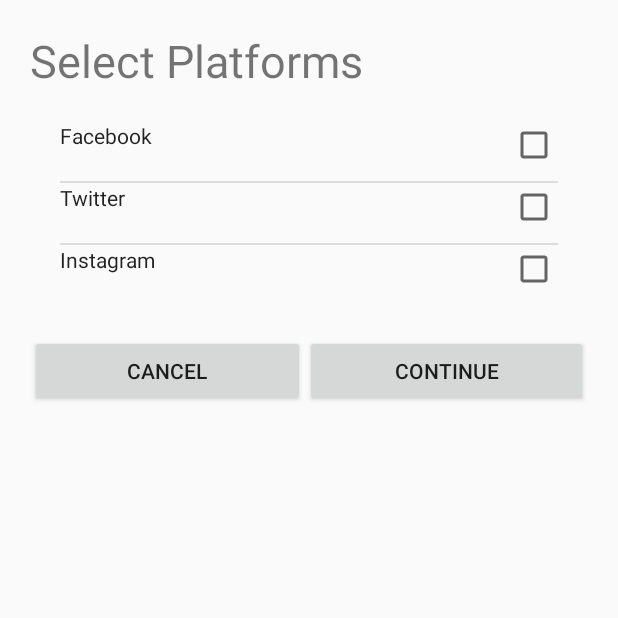
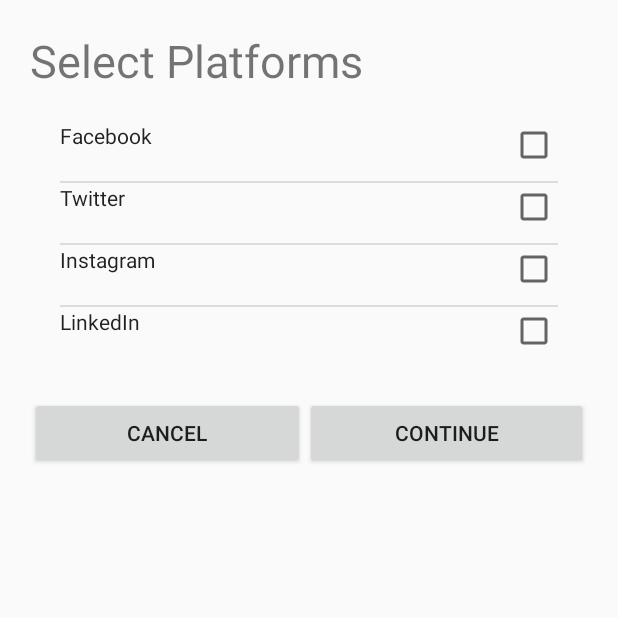
Before and after one commit to bergvel1/FuzeFeed, an Android app: the screen it shows after launch (PlatformList), after a tap on an icon or button, on a phone screen of 412 x 824 dp, the top half of it. Run offline under Robolectric (Android 15) with nearby library versions, the phone set to English and light mode, and no system bars; 3 other taps on this screen came first.

Commit message:
Add account screen now actully adds accounts to lists

```diff
--- a/app/src/main/java/edu/illinois/cs465/fuzefeed/DataCreator.java
+++ b/app/src/main/java/edu/illinois/cs465/fuzefeed/DataCreator.java
@@ -27,21 +27,21 @@ public final class DataCreator {
 
         facebookPosts = new ArrayList<>();
 
-        getFacebookPosts().add(new Post(Platform.FACEBOOK,
+        getFacebookPosts().add(new Post(Platform.Facebook,
                 "Brian Kurek",
                 new Date(1476381531000L),
                 "This is an example Facebook post for FuzeFeed!",
                 null,
                 BitmapFactory.decodeResource(context.getResources(), R.raw.placeholder)));
 
-        getFacebookPosts().add(new Post(Platform.FACEBOOK,
+        getFacebookPosts().add(new Post(Platform.Facebook,
                 "David Bergvelt",
                 new Date(1478368731000L),
                 "Wow this new FuzeFeed app is amazing. I recommend everyone download it and give it a shot.",
                 null,
                 BitmapFactory.decodeResource(context.getResources(), R.raw.placeholder)));
 
-        getFacebookPosts().add(new Post(Platform.FACEBOOK,
+        getFacebookPosts().add(new Post(Platform.Facebook,
                 "Karthik Bala",
                 new Date(1477936731000L),
                 "I can't believe its Halloween already. I can't wait for fall break.",
@@ -50,21 +50,21 @@ public final class DataCreator {
 
         twitterPosts = new ArrayList<>();
 
-        getTwitterPosts().add(new Post(Platform.TWITTER,
+        getTwitterPosts().add(new Post(Platform.Twitter,
                 "Deekshant Kaul",
                 new Date(1478541531000L),
                 "Seriously guys, this app NEEDS to suppport email",
                 null,
                 BitmapFactory.decodeResource(context.getResources(), R.raw.placeholder)));
 
-        getTwitterPosts().add(new Post(Platform.TWITTER,
+        getTwitterPosts().add(new Post(Platform.Twitter,
                 "Pallavi Srivastava",
                 new Date(1479059931000L),
                 "Guys it's almost fall break. I need this week off.",
                 null,
                 BitmapFactory.decodeResource(context.getResources(), R.raw.placeholder)));
 
-        getTwitterPosts().add(new Post(Platform.TWITTER,
+        getTwitterPosts().add(new Post(Platform.Twitter,
                 "Karthik Bala",
                 new Date(1477936731000L),
                 "Just in case you didn't see my Facebook post, it's Halloween.",
@@ -73,21 +73,21 @@ public final class DataCreator {
 
         instagramPosts = new ArrayList<>();
 
-        getInstagramPosts().add(new Post(Platform.INSTAGRAM,
+        getInstagramPosts().add(new Post(Platform.Instagram,
                 "Brian Kurek",
                 new Date(1476381531000L),
                 null,
                 BitmapFactory.decodeResource(context.getResources(), R.raw.iphone),
                 BitmapFactory.decodeResource(context.getResources(), R.raw.placeholder)));
 
-        getInstagramPosts().add(new Post(Platform.INSTAGRAM,
+        getInstagramPosts().add(new Post(Platform.Instagram,
                 "David Bergvelt",
                 new Date(1479059931000L),
                 null,
                 BitmapFactory.decodeResource(context.getResources(), R.raw.flower),
                 BitmapFactory.decodeResource(context.getResources(), R.raw.placeholder)));
 
-        getInstagramPosts().add(new Post(Platform.INSTAGRAM,
+        getInstagramPosts().add(new Post(Platform.Instagram,
                 "Deekshant Kaul",
                 new Date(1476381531000L),
                 null,
@@ -96,21 +96,21 @@ public final class DataCreator {
 
         linkedinPosts = new ArrayList<>();
 
-        getLinkedinPosts().add(new Post(Platform.LINKEDIN,
+        getLinkedinPosts().add(new Post(Platform.LinkedIn,
                 "Deekshant Kaul",
                 new Date(1478541531000L),
                 "Check out this cool article about working at Microsoft.",
                 null,
                 BitmapFactory.decodeResource(context.getResources(), R.raw.placeholder)));
 
-        getLinkedinPosts().add(new Post(Platform.LINKEDIN,
+        getLinkedinPosts().add(new Post(Platform.LinkedIn,
                 "Pallavi Srivastava",
                 new Date(1479059931000L),
                 "Here's one of my favorite articles about interview tips!",
                 null,
                 BitmapFactory.decodeResource(context.getResources(), R.raw.placeholder)));
 
-        getLinkedinPosts().add(new Post(Platform.LINKEDIN,
+        getLinkedinPosts().add(new Post(Platform.LinkedIn,
                 "Karthik Bala",
                 new Date(1477936731000L),
                 "Another example LinkedIn post.",
@@ -124,63 +124,63 @@ public final class DataCreator {
                 "This is an example email.",
                 new Date(1477936731000L),
                 "Gmail",
-                Platform.EMAIL));
+                Platform.Email));
 
         getEmails().add(new Post("David Bervelt",
                 "Another email",
                 "Yet another example of an email.",
                 new Date(1479059931000L),
                 "Gmail",
-                Platform.EMAIL));
+                Platform.Email));
 
         getEmails().add(new Post("Deekshant Kaul",
                 "We did it",
                 "Guys look, we actually support viewing emails.",
                 new Date(1479059931000L),
                 "Hotmail",
-                Platform.EMAIL));
+                Platform.Email));
 
         getEmails().add(new Post("Brian Kurek",
                 "Example subject",
                 "This is an example email.",
                 new Date(1477936731000L),
                 "Gmail",
-                Platform.EMAIL));
+                Platform.Email));
 
         getEmails().add(new Post("David Bervelt",
                 "Another email",
                 "Yet another example of an email.",
                 new Date(1479059931000L),
                 "Gmail",
-                Platform.EMAIL));
+                Platform.Email));
 
         getEmails().add(new Post("Deekshant Kaul",
                 "We did it",
                 "Guys look, we actually support viewing emails.",
                 new Date(1479059931000L),
                 "Hotmail",
-                Platform.EMAIL));
+                Platform.Email));
 
         getEmails().add(new Post("Brian Kurek",
                 "Example subject",
                 "This is an example email.",
                 new Date(1477936731000L),
                 "Gmail",
-                Platform.EMAIL));
+                Platform.Email));
 
         getEmails().add(new Post("David Bervelt",
                 "Another email",
                 "Yet another example of an email.",
                 new Date(1479059931000L),
                 "Gmail",
-                Platform.EMAIL));
+                Platform.Email));
 
         getEmails().add(new Post("Deekshant Kaul",
                 "We did it",
                 "Guys look, we actually support viewing emails.",
                 new Date(1479059931000L),
                 "Hotmail",
-                Platform.EMAIL));
+                Platform.Email));
 
         socialPosts = new ArrayList<>();
         getSocialPosts().addAll(facebookPosts);
@@ -220,16 +220,16 @@ public final class DataCreator {
 
     public void addPost(Platform platform, Post p) {
         switch(platform) {
-            case FACEBOOK:
+            case Facebook:
                 facebookPosts.add(p);
                 break;
-            case TWITTER:
+            case Twitter:
                 twitterPosts.add(p);
                 break;
-            case INSTAGRAM:
+            case Instagram:
                 instagramPosts.add(p);
                 break;
-            case LINKEDIN:
+            case LinkedIn:
                 linkedinPosts.add(p);
                 break;
         }
--- a/app/src/main/java/edu/illinois/cs465/fuzefeed/ExpandableListAdapter.java
+++ b/app/src/main/java/edu/illinois/cs465/fuzefeed/ExpandableListAdapter.java
@@ -82,7 +82,7 @@ public class ExpandableListAdapter extends BaseExpandableListAdapter {
     @Override
     public View getGroupView(final int groupPosition, final boolean isExpanded, View convertView, ViewGroup parent) {
         final ExpandedMenuModel headerTitle = (ExpandedMenuModel) getGroup(groupPosition);
-        if (convertView == null) {
+        // NOTE: removed (convertView == null) check here due to issues with wrong groupPosition value
         LayoutInflater infalInflater = (LayoutInflater) this.mContext
                 .getSystemService(Context.LAYOUT_INFLATER_SERVICE);
         convertView = infalInflater.inflate(R.layout.listheader, null);
@@ -92,15 +92,17 @@ public class ExpandableListAdapter extends BaseExpandableListAdapter {
         addAccountButton.setOnClickListener(new View.OnClickListener() {
             @Override
             public void onClick(View view) {
-                    /*if (!expandList.isGroupExpanded(groupPosition)) expandList.expandGroup(groupPosition);
-
+                /*
                 MainActivity.addAccount(groupPosition);
                 notifyDataSetChanged();*/
+                Log.d("DEBUG","Add account button clicked:" + groupPosition);
                 Intent intent = new Intent(view.getContext(), AddAccountActivity.class);
+                intent.putExtra("FEED_ID", groupPosition);
                 view.getContext().startActivity(intent);
+                if (!expandList.isGroupExpanded(groupPosition)) expandList.expandGroup(groupPosition);
             }
         });
-        }
+
         TextView lblListHeader = (TextView) convertView
                 .findViewById(R.id.submenu);
         lblListHeader.setTypeface(null, Typeface.BOLD);
--- a/app/src/main/java/edu/illinois/cs465/fuzefeed/FeedListAdapter.java
+++ b/app/src/main/java/edu/illinois/cs465/fuzefeed/FeedListAdapter.java
@@ -54,7 +54,7 @@ public class FeedListAdapter extends BaseAdapter {
         Post item = feedItems.get(position);
 
         switch (item.getPlatform()){
-            case FACEBOOK: {
+            case Facebook: {
                 if (convertView == null) {
                     convertView = inflater.inflate(R.layout.facebook_item, null);
                     // get data fields
@@ -74,7 +74,7 @@ public class FeedListAdapter extends BaseAdapter {
 
                 return convertView;
             }
-            case TWITTER: {
+            case Twitter: {
                 if (convertView == null) {
                     convertView = inflater.inflate(R.layout.twitter_item, null);
                     // get data fields
@@ -94,7 +94,7 @@ public class FeedListAdapter extends BaseAdapter {
 
                 return convertView;
             }
-            case INSTAGRAM: {
+            case Instagram: {
                 if (convertView == null) {
                     convertView = inflater.inflate(R.layout.instagram_item, null);
                     // get data fields
@@ -112,12 +112,12 @@ public class FeedListAdapter extends BaseAdapter {
 
                 return convertView;
             }
-            case LINKEDIN: {
+            case LinkedIn: {
                 if (convertView == null)
                     convertView = inflater.inflate(R.layout.feed_item, null);
                 return convertView;
             }
-            case EMAIL: {
+            case Email: {
                 if (convertView == null) {
                     convertView = inflater.inflate(R.layout.email_item, null);
                     // get data fields
--- a/app/src/main/java/edu/illinois/cs465/fuzefeed/MainActivity.java
+++ b/app/src/main/java/edu/illinois/cs465/fuzefeed/MainActivity.java
@@ -1,5 +1,6 @@
 package edu.illinois.cs465.fuzefeed;
 
+import android.app.Activity;
 import android.content.Context;
 import android.content.Intent;
 import android.os.Bundle;
@@ -27,7 +28,7 @@ public class MainActivity extends AppCompatActivity{
     // stuff for hamburger menu
     private DataCreator dc;
     private DrawerLayout mDrawerLayout;
-    ExpandableListAdapter mMenuAdapter;
+    static ExpandableListAdapter mMenuAdapter;
     ExpandableListView expandableList;
     List<ExpandedMenuModel> listDataHeader;
     HashMap<ExpandedMenuModel, List<Account>> listDataChild;
@@ -46,7 +47,7 @@ public class MainActivity extends AppCompatActivity{
     private ListView listView;
 
     // this is not ideal
-    private int currAdapter;
+    private static int currAdapter;
 
     private FeedListAdapter socialListAdapter; // currAdapter -> 0
     private List<Post> socialFeedItems;
@@ -179,16 +180,16 @@ public class MainActivity extends AppCompatActivity{
         item3.setIconName("Email");
         listDataHeader.add(item3);
 
-        Account facebook = new Account(Platform.FACEBOOK,"example facebook",true);
-        Account twitter = new Account(Platform.TWITTER,"example twitter",true);
+        Account facebook = new Account(Platform.Facebook,"example facebook",true);
+        Account twitter = new Account(Platform.Twitter,"example twitter",true);
         socialAccounts.add(facebook);
         socialAccounts.add(twitter);
 
-        Account linkedin = new Account(Platform.LINKEDIN,"example linkedin",true);
+        Account linkedin = new Account(Platform.LinkedIn,"example linkedin",true);
         proAccounts.add(linkedin);
 
-        Account email1 = new Account(Platform.EMAIL,"email1",true);
-        Account email2 = new Account(Platform.EMAIL,"email2",true);
+        Account email1 = new Account(Platform.Email,"email1",true);
+        Account email2 = new Account(Platform.Email,"email2",true);
         emailAccounts.add(email1);
         emailAccounts.add(email2);
 
@@ -279,21 +280,21 @@ public class MainActivity extends AppCompatActivity{
                 });*/
     }
 
-    public static boolean addAccount(int feedID){
+    public static boolean addAccount(int feedID, Account newAccount){
         switch (feedID){
             case 0: {
-                    Account newAccount = new Account(Platform.FACEBOOK,"new facebook",true);
                 socialAccounts.add(newAccount);
+                mMenuAdapter.notifyDataSetChanged();
                 return true;
             }
             case 1: {
-                    Account newAccount = new Account(Platform.LINKEDIN,"new linkedin",true);
                 proAccounts.add(newAccount);
+                mMenuAdapter.notifyDataSetChanged();
                 return true;
             }
             case 2: {
-                    Account newAccount = new Account(Platform.EMAIL,"new email",true);
                 emailAccounts.add(newAccount);
+                mMenuAdapter.notifyDataSetChanged();
                 return true;
             }
         }
@@ -355,4 +356,9 @@ public class MainActivity extends AppCompatActivity{
         Log.d("DEBUG","Bad getAccounts()");
         return null;
     }
+
+    // returns ID of which feed is currently selected
+    public static int getFeedID(){
+        return currAdapter;
     }
+}
--- a/app/src/main/java/edu/illinois/cs465/fuzefeed/Platform.java
+++ b/app/src/main/java/edu/illinois/cs465/fuzefeed/Platform.java
@@ -5,9 +5,9 @@ package edu.illinois.cs465.fuzefeed;
  */
 
 public enum Platform {
-    FACEBOOK,
-    TWITTER,
-    INSTAGRAM,
-    LINKEDIN,
-    EMAIL
+    Facebook,
+    Twitter,
+    Instagram,
+    LinkedIn,
+    Email
 }
--- a/app/src/main/java/edu/illinois/cs465/fuzefeed/PlatformList.java
+++ b/app/src/main/java/edu/illinois/cs465/fuzefeed/PlatformList.java
@@ -15,7 +15,13 @@ import android.widget.ListView;
 public class PlatformList extends Activity {
     Button continueButton;
     Button cancelPostButton;
-    PostPlatform[] platforms = {new PostPlatform("Facebook"), new PostPlatform("Twitter"), new PostPlatform("Instagram")};
+
+    // instead of this, let's fetch the list of current accounts for the feed category that we're trying to post to.
+    PostPlatform[] platforms = {new PostPlatform("Facebook"), new PostPlatform("Twitter"), new PostPlatform("Instagram"),
+            new PostPlatform("LinkedIn")};
+
+    //int feedID = MainActivity.getFeedID();
+
     @Override
     protected void onCreate(Bundle savedInstanceState) {
         super.onCreate(savedInstanceState);
--- a/app/src/main/res/layout/activity_add_account.xml
+++ b/app/src/main/res/layout/activity_add_account.xml
@@ -19,15 +19,17 @@
         android:layout_alignParentStart="true">
 
         <TextView
+            android:id="@+id/add_account_header"
             android:layout_width="wrap_content"
             android:layout_height="wrap_content"
-            android:text="Add Account"
+            android:text="ERROR"
             android:textSize="30dp"
             android:textStyle="bold"
             android:layout_gravity="center_horizontal"
             />
 
         <LinearLayout
+            android:id="@+id/platform_row"
         android:layout_width="match_parent"
         android:layout_height="wrap_content"
         android:paddingTop="50dp"
@@ -63,6 +65,7 @@
                 android:textStyle="bold"
                 />
                 <EditText
+                    android:id="@+id/username_field"
                 android:layout_width="match_parent"
                 android:layout_height="wrap_content"
                 android:layout_weight="1"
@@ -85,6 +88,7 @@
                 android:layout_weight="1"
                 />
             <EditText
+                android:id="@+id/password_field"
                 android:layout_width="match_parent"
                 android:layout_height="wrap_content"
                 android:textSize="20dp"
```
Also changed, not shown: app/src/main/java/edu/illinois/cs465/fuzefeed/AddAccountActivity.java (+27 -2 lines). Lines whose indentation alone changed are shown as unchanged.
